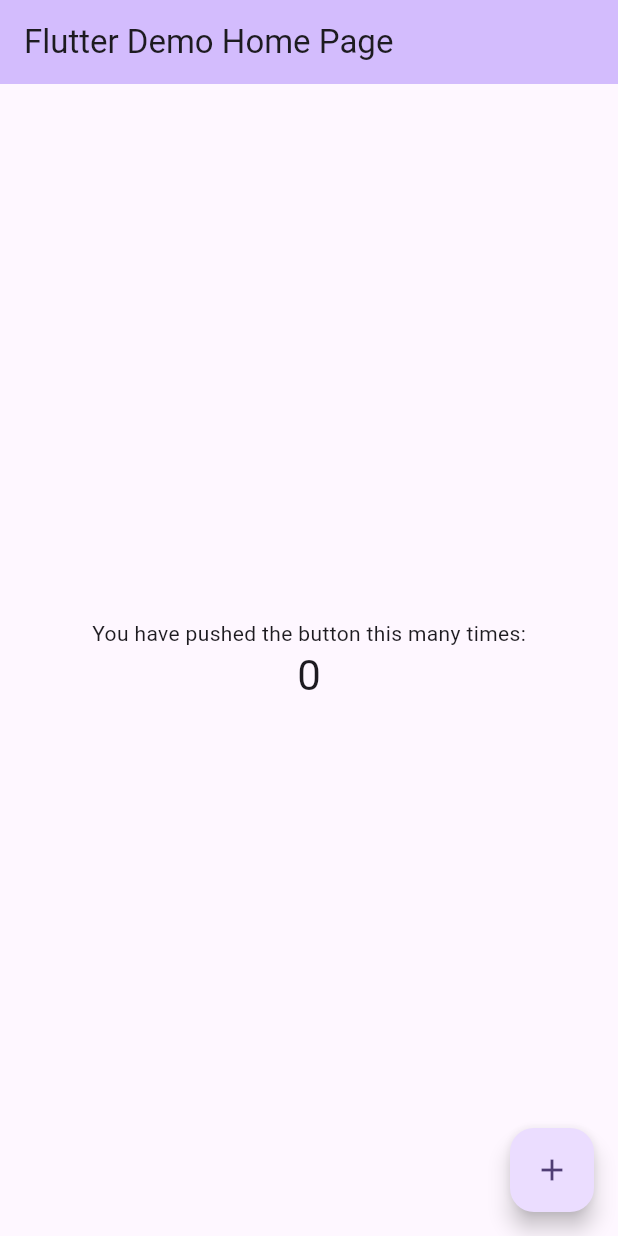
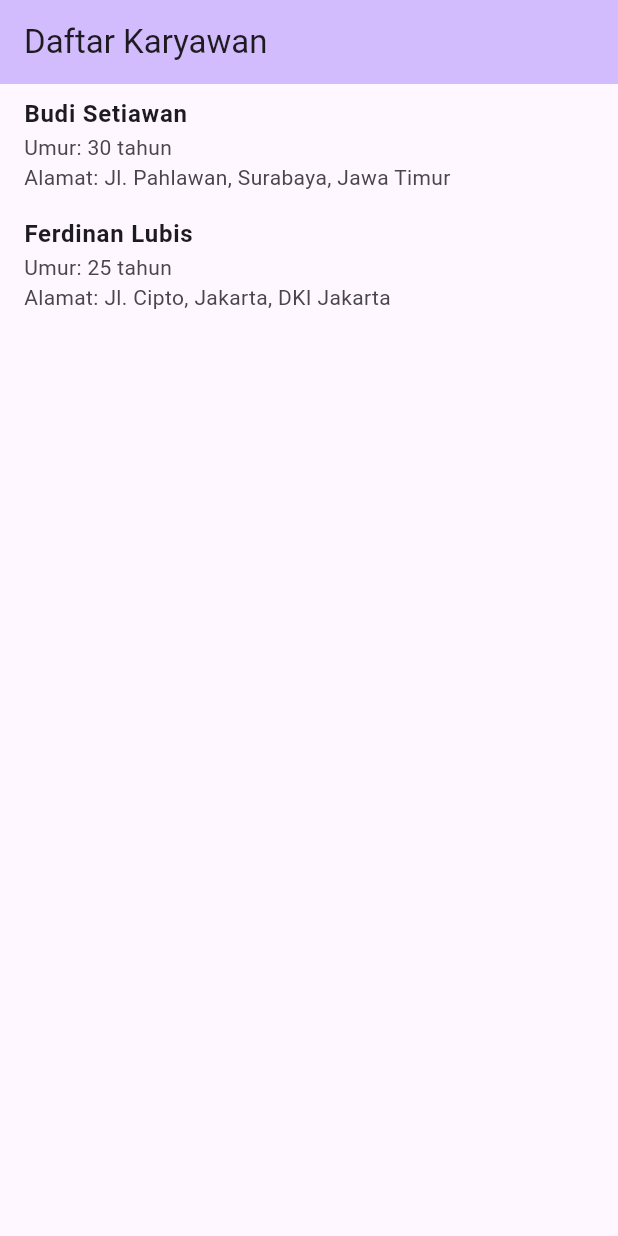
Before and after one commit to Mobile-Programming-MDP/project-latihan-pab2-StefanieFanie, a Flutter app: the screen it shows after launch, on a phone screen of 412 x 824 dp. Run offline on Flutter 3.47's test engine with Material 3 defaults, Android fonts, the phone set to English and light mode, and no system bars.

Commit message:
ADD : aplikasi daftar karyawan

```diff
--- /dev/null
+++ b/karyawan/assets/karyawan.json
@@ -0,0 +1,22 @@
+[
+    {
+        "nama" : "Budi Setiawan",
+        "umur" : 30,
+        "alamat" : {
+            "jalan" : "Jl. Pahlawan",
+            "kota" : "Surabaya",
+            "provinsi" : "Jawa Timur"
+        },
+        "hobi" : ["membaca", "bersepeda"]
+    },
+    {
+        "nama" : "Ferdinan Lubis",
+        "umur" : 25,
+        "alamat" : {
+            "jalan" : "Jl. Cipto",
+            "kota" : "Jakarta",
+            "provinsi" : "DKI Jakarta"
+        },
+        "hobi" : ["menulis", "makan"]
+    }
+]
--- a/karyawan/lib/main.dart
+++ b/karyawan/lib/main.dart
@@ -1,4 +1,8 @@
+import 'dart:convert';
+
 import 'package:flutter/material.dart';
+import 'package:flutter/services.dart';
+import 'package:karyawan/models/karyawan.dart';
 
 void main() {
   runApp(const MyApp());
@@ -7,119 +11,70 @@ void main() {
 class MyApp extends StatelessWidget {
   const MyApp({super.key});
 
-  // This widget is the root of your application.
   @override
   Widget build(BuildContext context) {
     return MaterialApp(
-      title: 'Flutter Demo',
+      title: "Daftar Karyawan",
       theme: ThemeData(
-        // This is the theme of your application.
-        //
-        // TRY THIS: Try running your application with "flutter run". You'll see
-        // the application has a purple toolbar. Then, without quitting the app,
-        // try changing the seedColor in the colorScheme below to Colors.green
-        // and then invoke "hot reload" (save your changes or press the "hot
-        // reload" button in a Flutter-supported IDE, or press "r" if you used
-        // the command line to start the app).
-        //
-        // Notice that the counter didn't reset back to zero; the application
-        // state is not lost during the reload. To reset the state, use hot
-        // restart instead.
-        //
-        // This works for code too, not just values: Most code changes can be
-        // tested with just a hot reload.
-        colorScheme: ColorScheme.fromSeed(seedColor: Colors.deepPurple),
+        colorScheme: ColorScheme.fromSeed(
+          seedColor: Colors.deepPurple
+        ),
         useMaterial3: true,
       ),
-      home: const MyHomePage(title: 'Flutter Demo Home Page'),
+      home: const MyHomePage(),
     );
   }
 }
 
-class MyHomePage extends StatefulWidget {
-  const MyHomePage({super.key, required this.title});
-
-  // This widget is the home page of your application. It is stateful, meaning
-  // that it has a State object (defined below) that contains fields that affect
-  // how it looks.
-
-  // This class is the configuration for the state. It holds the values (in this
-  // case the title) provided by the parent (in this case the App widget) and
-  // used by the build method of the State. Fields in a Widget subclass are
-  // always marked "final".
-
-  final String title;
-
-  @override
-  State<MyHomePage> createState() => _MyHomePageState();
-}
-
-class _MyHomePageState extends State<MyHomePage> {
-  int _counter = 0;
-
-  void _incrementCounter() {
-    setState(() {
-      // This call to setState tells the Flutter framework that something has
-      // changed in this State, which causes it to rerun the build method below
-      // so that the display can reflect the updated values. If we changed
-      // _counter without calling setState(), then the build method would not be
-      // called again, and so nothing would appear to happen.
-      _counter++;
-    });
+class MyHomePage extends StatelessWidget {
+  const MyHomePage({super.key});
+  Future<List<Karyawan>> _readJsonData() async {
+    String response = await rootBundle.loadString("assets/karyawan.json");
+    final List<dynamic> data = json.decode(response);
+    return data.map((json) => Karyawan.fromJson(json)).toList();
   }
 
   @override
   Widget build(BuildContext context) {
-    // This method is rerun every time setState is called, for instance as done
-    // by the _incrementCounter method above.
-    //
-    // The Flutter framework has been optimized to make rerunning build methods
-    // fast, so that you can just rebuild anything that needs updating rather
-    // than having to individually change instances of widgets.
     return Scaffold(
       appBar: AppBar(
-        // TRY THIS: Try changing the color here to a specific color (to
-        // Colors.amber, perhaps?) and trigger a hot reload to see the AppBar
-        // change color while the other colors stay the same.
         backgroundColor: Theme.of(context).colorScheme.inversePrimary,
-        // Here we take the value from the MyHomePage object that was created by
-        // the App.build method, and use it to set our appbar title.
-        title: Text(widget.title),
+        title: const Text("Daftar Karyawan"),
       ),
-      body: Center(
-        // Center is a layout widget. It takes a single child and positions it
-        // in the middle of the parent.
-        child: Column(
-          // Column is also a layout widget. It takes a list of children and
-          // arranges them vertically. By default, it sizes itself to fit its
-          // children horizontally, and tries to be as tall as its parent.
-          //
-          // Column has various properties to control how it sizes itself and
-          // how it positions its children. Here we use mainAxisAlignment to
-          // center the children vertically; the main axis here is the vertical
-          // axis because Columns are vertical (the cross axis would be
-          // horizontal).
-          //
-          // TRY THIS: Invoke "debug painting" (choose the "Toggle Debug Paint"
-          // action in the IDE, or press "p" in the console), to see the
-          // wireframe for each widget.
-          mainAxisAlignment: MainAxisAlignment.center,
-          children: <Widget>[
-            const Text(
-              'You have pushed the button this many times:',
-            ),
-            Text(
-              '$_counter',
-              style: Theme.of(context).textTheme.headlineMedium,
-            ),
-          ],
-        ),
+      body: FutureBuilder<List<Karyawan>>(
+        future: _readJsonData(),
+        builder: (context, snapshot) {
+          if(snapshot.hasData){
+            return ListView.builder(
+              itemCount: snapshot.data!.length,
+              itemBuilder: (context, index){
+                return ListTile(
+                  title: Text(
+                    snapshot.data![index].nama,
+                    style: const TextStyle(fontWeight: FontWeight.bold),
+                  ),
+                  subtitle: Column(
+                    crossAxisAlignment: CrossAxisAlignment.start,
+                    children: [
+                      Text("Umur: ${snapshot.data![index].umur} tahun"),
+                      Text("Alamat: ${snapshot.data![index].alamat.jalan}, "
+                      "${snapshot.data![index].alamat.kota}, "
+                      "${snapshot.data![index].alamat.provinsi}"),
+                    ],
+                  ),
+                );
+              },
+            );
+          }else if(snapshot.hasError){
+            return Center(
+              child: Text('${snapshot.error}'),
+            );
+          }
+          return const Center(
+            child: CircularProgressIndicator(),
+          );
+        }
       ),
-      floatingActionButton: FloatingActionButton(
-        onPressed: _incrementCounter,
-        tooltip: 'Increment',
-        child: const Icon(Icons.add),
-      ), // This trailing comma makes auto-formatting nicer for build methods.
     );
   }
 }
--- /dev/null
+++ b/karyawan/lib/models/karyawan.dart
@@ -0,0 +1,42 @@
+class Karyawan {
+  final String nama;
+  final int umur;
+  final Alamat alamat;
+  final List<String> hobi;
+
+  Karyawan({
+    required this.nama,
+    required this.umur,
+    required this.alamat,
+    required this.hobi,
+  });
+
+  factory Karyawan.fromJson(Map<String, dynamic> json){
+    return Karyawan(
+      nama: json['nama'],
+      umur: json['umur'],
+      alamat: Alamat.fromJson(json['alamat']),
+      hobi: List<String>.from(json['hobi']),
+    );
+  }
+}
+
+class Alamat {
+  final String jalan;
+  final String kota;
+  final String provinsi;
+
+  Alamat({
+    required this.jalan,
+    required this.kota,
+    required this.provinsi,
+  });
+
+  factory Alamat.fromJson(Map<String, dynamic> json){
+    return Alamat(
+      jalan: json['jalan'],
+      kota: json['kota'],
+      provinsi: json['provinsi'],
+    );
+  }
+}
--- a/karyawan/pubspec.yaml
+++ b/karyawan/pubspec.yaml
@@ -59,7 +59,8 @@ flutter:
   uses-material-design: true
 
   # To add assets to your application, add an assets section, like this:
-  # assets:
+  assets:
+    - assets/karyawan.json
   #   - images/a_dot_burr.jpeg
   #   - images/a_dot_ham.jpeg
 
```
